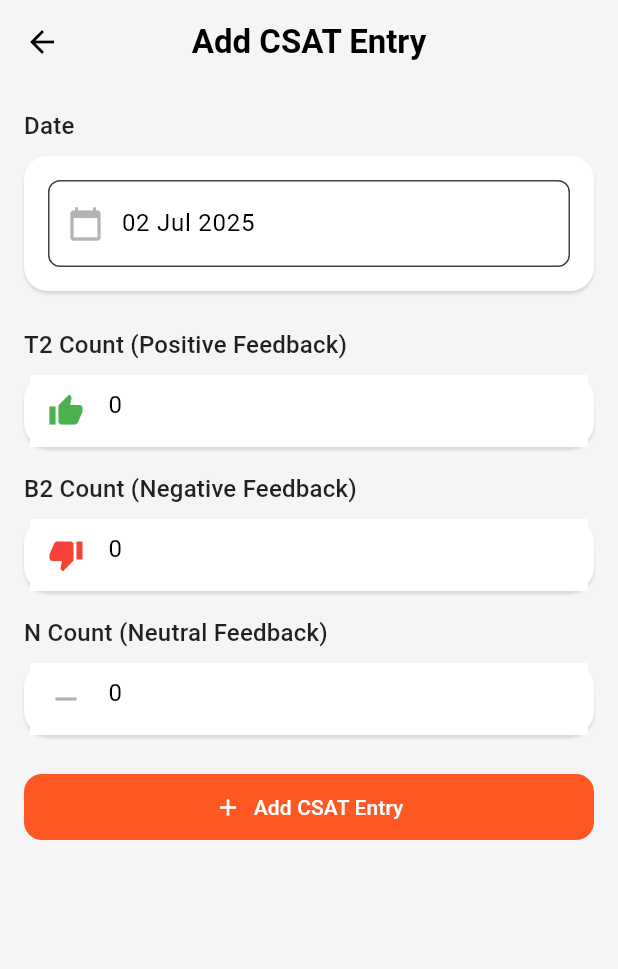
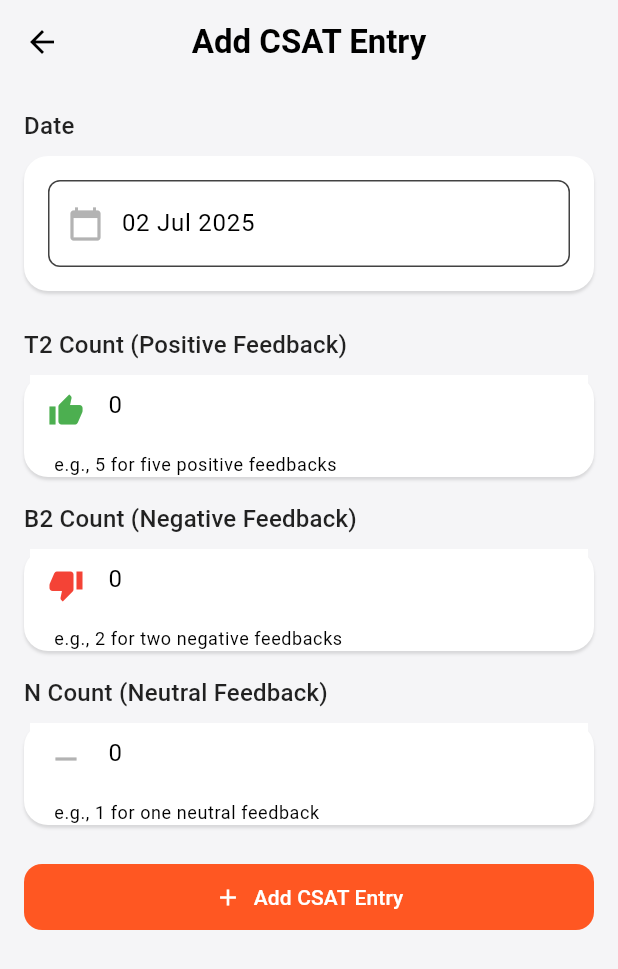
Before and after one commit to suvojit213/Dishtv-Agent-Trackerapp, a Flutter app: the AddCSATEntryScreen screen opened directly, on a phone screen of 412 x 824 dp. Shown: the top 969 px of the screen. Run offline on Flutter 3.47's test engine with Material 3 defaults, Android fonts, the phone set to English and light mode, and no system bars; our stand-ins replace csv, equatable, fl_chart, flutter_bloc, open_file, pdf and 5 more; missing offline and left inert: excel; accounts and stored records are empty.

Commit message:
feat: Add contextual hints and examples to entry screens

```diff
--- a/lib/presentation/features/add_entry/widgets/add_cq_entry_screen.dart
+++ b/lib/presentation/features/add_entry/widgets/add_cq_entry_screen.dart
@@ -100,6 +100,7 @@ class _AddCQEntryScreenState extends State<AddCQEntryScreen> {
                   border: InputBorder.none,
                   focusedBorder: InputBorder.none,
                   enabledBorder: InputBorder.none,
+                  helperText: 'e.g., 85.5 for 85.5%',
                 ),
                 onChanged: (value) {
                   setState(() {
--- a/lib/presentation/features/add_entry/widgets/add_csat_entry_screen.dart
+++ b/lib/presentation/features/add_entry/widgets/add_csat_entry_screen.dart
@@ -91,11 +91,12 @@ class _AddCSATEntryScreenState extends State<AddCSATEntryScreen> {
                 initialValue: _t2Count.toString(),
                 keyboardType: TextInputType.number,
                 decoration: const InputDecoration(
-                  hintText: 'Enter T2 count',
+                  hintText: 'Enter T2 count (positive feedback)',
                   prefixIcon: Icon(Icons.thumb_up, color: AppColors.accentGreen),
                   border: InputBorder.none,
                   focusedBorder: InputBorder.none,
                   enabledBorder: InputBorder.none,
+                  helperText: 'e.g., 5 for five positive feedbacks',
                 ),
                 onChanged: (value) {
                   setState(() {
@@ -114,11 +115,12 @@ class _AddCSATEntryScreenState extends State<AddCSATEntryScreen> {
                 initialValue: _b2Count.toString(),
                 keyboardType: TextInputType.number,
                 decoration: const InputDecoration(
-                  hintText: 'Enter B2 count',
+                  hintText: 'Enter B2 count (negative feedback)',
                   prefixIcon: Icon(Icons.thumb_down, color: AppColors.accentRed),
                   border: InputBorder.none,
                   focusedBorder: InputBorder.none,
                   enabledBorder: InputBorder.none,
+                  helperText: 'e.g., 2 for two negative feedbacks',
                 ),
                 onChanged: (value) {
                   setState(() {
@@ -137,11 +139,12 @@ class _AddCSATEntryScreenState extends State<AddCSATEntryScreen> {
                 initialValue: _nCount.toString(),
                 keyboardType: TextInputType.number,
                 decoration: const InputDecoration(
-                  hintText: 'Enter N count',
+                  hintText: 'Enter N count (neutral feedback)',
                   prefixIcon: Icon(Icons.remove, color: AppColors.textSecondary),
                   border: InputBorder.none,
                   focusedBorder: InputBorder.none,
                   enabledBorder: InputBorder.none,
+                  helperText: 'e.g., 1 for one neutral feedback',
                 ),
                 onChanged: (value) {
                   setState(() {
```
Also changed, not shown: lib/presentation/features/add_entry/widgets/add_entry_screen.dart (+4 -3 lines).
